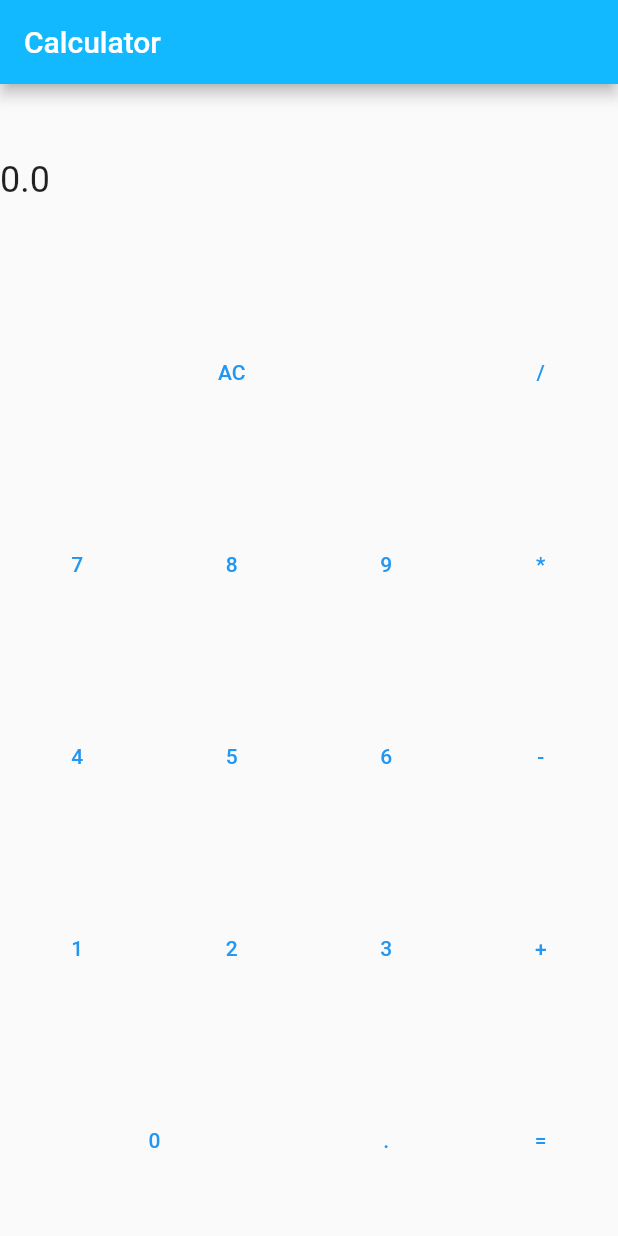
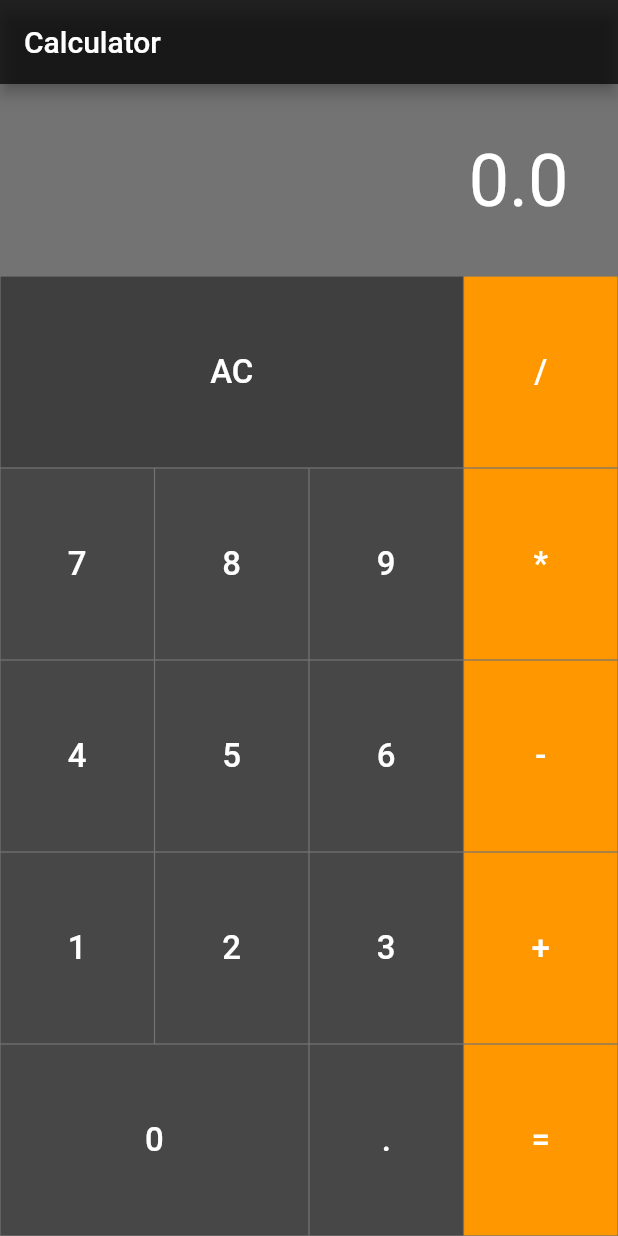
Before and after one commit to castrors/calculator, a Flutter app: the screen it shows after launch, on a phone screen of 412 x 824 dp. Run offline on Flutter 3.47's test engine with Material 2 defaults, Android fonts, the phone set to English and light mode, and no system bars; our stand-ins replace bloc, flutter_bloc; generated files the repository leaves out were written again.

Commit message:
Extract calculator buttons and display to widgets

```diff
--- a/lib/app/view/app.dart
+++ b/lib/app/view/app.dart
@@ -17,9 +17,9 @@ class App extends StatelessWidget {
   Widget build(BuildContext context) {
     return MaterialApp(
       theme: ThemeData(
-        appBarTheme: const AppBarTheme(color: Color(0xFF13B9FF)),
+        appBarTheme: const AppBarTheme(color: Colors.black87),
         colorScheme: ColorScheme.fromSwatch(
-          accentColor: const Color(0xFF13B9FF),
+          accentColor: Colors.orange,
         ),
       ),
       localizationsDelegates: const [
--- a/lib/calculator/cubit/calculator_cubit.dart
+++ b/lib/calculator/cubit/calculator_cubit.dart
@@ -6,7 +6,7 @@ class CalculatorCubit extends Cubit<double> {
 
   final Calculator calculator;
 
-  void type(Input input) {
+  Future<void> type(Input input) async {
     calculator.type(input);
     emit(calculator.display);
   }
--- a/lib/calculator/model/calculator_button.dart
+++ b/lib/calculator/model/calculator_button.dart
@@ -1,10 +1,18 @@
 import 'package:calculator/calculator/calculator.dart';
+import 'package:flutter/material.dart';
 
 class CalculatorButton {
-  CalculatorButton(this.key, this.title, this.input, {this.weight = 1});
+  CalculatorButton(
+    this.key,
+    this.title,
+    this.input, {
+    this.weight = 1,
+    this.color = Colors.black38,
+  });
 
   final String key;
   final String title;
   final Input input;
   final int weight;
+  final Color color;
 }
--- a/lib/calculator/model/model.dart
+++ b/lib/calculator/model/model.dart
@@ -1,32 +1,64 @@
 import 'package:calculator/calculator/calculator.dart';
 import 'package:calculator/calculator/model/calculator_button.dart';
+import 'package:flutter/material.dart';
 
 List<List<CalculatorButton>> getButtons() => [
       [
-        CalculatorButton('key_allClear', 'AC', Input.allClear, weight: 3),
-        CalculatorButton('key_division', '/', Input.division),
+        CalculatorButton(
+          'key_allClear',
+          'AC',
+          Input.allClear,
+          weight: 3,
+          color: Colors.black45,
+        ),
+        CalculatorButton(
+          'key_division',
+          '/',
+          Input.division,
+          color: Colors.orange,
+        ),
       ],
       [
         CalculatorButton('key_seven', '7', Input.seven),
         CalculatorButton('key_eight', '8', Input.eight),
         CalculatorButton('key_nine', '9', Input.nine),
-        CalculatorButton('key_multiplication', '*', Input.multiplication),
+        CalculatorButton(
+          'key_multiplication',
+          '*',
+          Input.multiplication,
+          color: Colors.orange,
+        ),
       ],
       [
         CalculatorButton('key_four', '4', Input.four),
         CalculatorButton('key_five', '5', Input.five),
         CalculatorButton('key_six', '6', Input.six),
-        CalculatorButton('key_subtraction', '-', Input.subtraction),
+        CalculatorButton(
+          'key_subtraction',
+          '-',
+          Input.subtraction,
+          color: Colors.orange,
+        ),
       ],
       [
         CalculatorButton('key_one', '1', Input.one),
         CalculatorButton('key_two', '2', Input.two),
         CalculatorButton('key_three', '3', Input.three),
-        CalculatorButton('key_addition', '+', Input.addition),
+        CalculatorButton(
+          'key_addition',
+          '+',
+          Input.addition,
+          color: Colors.orange,
+        ),
       ],
       [
         CalculatorButton('key_zero', '0', Input.zero, weight: 2),
         CalculatorButton('key_decimalPoint', '.', Input.decimalPoint),
-        CalculatorButton('key_result', '=', Input.result),
+        CalculatorButton(
+          'key_result',
+          '=',
+          Input.result,
+          color: Colors.orange,
+        ),
       ],
     ];
--- a/lib/calculator/view/calculator_page.dart
+++ b/lib/calculator/view/calculator_page.dart
@@ -1,6 +1,8 @@
 import 'package:calculator/calculator/calculator.dart';
 import 'package:calculator/calculator/cubit/calculator_cubit.dart';
 import 'package:calculator/calculator/model/model.dart';
+import 'package:calculator/calculator/widget/calculator_display_widget.dart';
+import 'package:calculator/calculator/widget/widget.dart';
 import 'package:calculator/l10n/l10n.dart';
 import 'package:flutter/material.dart';
 import 'package:flutter_bloc/flutter_bloc.dart';
@@ -28,18 +30,17 @@ class CalculatorView extends StatelessWidget {
 
     return Scaffold(
       appBar: AppBar(title: Text(l10n.calculatorAppBarTitle)),
-      body: SafeArea(
+      body: Container(
+        color: Colors.black54,
+        child: SafeArea(
           child: Column(
             crossAxisAlignment: CrossAxisAlignment.stretch,
             children: [
               Expanded(
                 child: Row(
                   children: [
-                  Center(
-                    child: Text(
-                      '$displayValue',
-                      style: const TextStyle(fontSize: 24),
-                    ),
+                    CalculatorDisplayWidget(
+                      displayValue: displayValue.toString(),
                     ),
                   ],
                 ),
@@ -47,18 +48,13 @@ class CalculatorView extends StatelessWidget {
               ...getButtons().map(
                 (row) => Expanded(
                   child: Row(
+                    crossAxisAlignment: CrossAxisAlignment.stretch,
                     children: row
                         .map(
                           (button) => Expanded(
                             flex: button.weight,
-                          child: TextButton(
-                            child: Text(
-                              button.title,
-                              key: Key(button.key),
-                            ),
-                            onPressed: () => context
-                                .read<CalculatorCubit>()
-                                .type(button.input),
+                            child: CalculatorButtonWidget(
+                              button: button,
                             ),
                           ),
                         )
@@ -69,6 +65,7 @@ class CalculatorView extends StatelessWidget {
             ],
           ),
         ),
+      ),
     );
   }
 }
--- /dev/null
+++ b/lib/calculator/widget/calculator_button_widget.dart
@@ -0,0 +1,34 @@
+import 'package:calculator/calculator/cubit/calculator_cubit.dart';
+import 'package:calculator/calculator/model/calculator_button.dart';
+import 'package:flutter/material.dart';
+import 'package:flutter_bloc/flutter_bloc.dart';
+
+class CalculatorButtonWidget extends StatelessWidget {
+  const CalculatorButtonWidget({
+    Key? key,
+    required this.button,
+  }) : super(key: key);
+
+  final CalculatorButton button;
+
+  @override
+  Widget build(BuildContext context) {
+    return Padding(
+      padding: const EdgeInsets.all(0.4),
+      child: Container(
+        color: button.color,
+        child: TextButton(
+          onPressed: () => context.read<CalculatorCubit>().type(button.input),
+          child: Text(
+            button.title,
+            key: Key(button.key),
+            style: const TextStyle(
+              color: Colors.white,
+              fontSize: 22,
+            ),
+          ),
+        ),
+      ),
+    );
+  }
+}
--- /dev/null
+++ b/lib/calculator/widget/calculator_display_widget.dart
@@ -0,0 +1,26 @@
+import 'package:flutter/material.dart';
+
+class CalculatorDisplayWidget extends StatelessWidget {
+  const CalculatorDisplayWidget({
+    Key? key,
+    required this.displayValue,
+  }) : super(key: key);
+  final String displayValue;
+
+  @override
+  Widget build(BuildContext context) {
+    return Expanded(
+      child: Padding(
+        padding: const EdgeInsets.symmetric(horizontal: 33),
+        child: Text(
+          displayValue,
+          style: const TextStyle(
+            fontSize: 48,
+            color: Colors.white,
+          ),
+          textAlign: TextAlign.end,
+        ),
+      ),
+    );
+  }
+}
--- /dev/null
+++ b/lib/calculator/widget/widget.dart
@@ -0,0 +1 @@
+export 'calculator_button_widget.dart';
```
Lines whose indentation alone changed are shown as unchanged.
